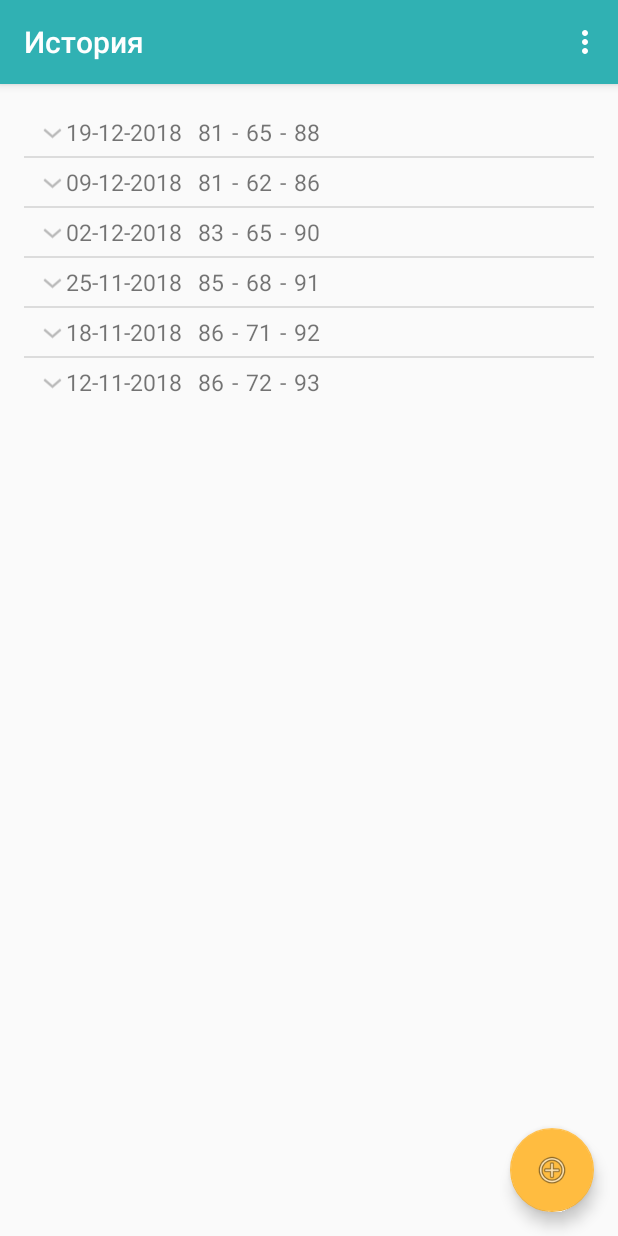
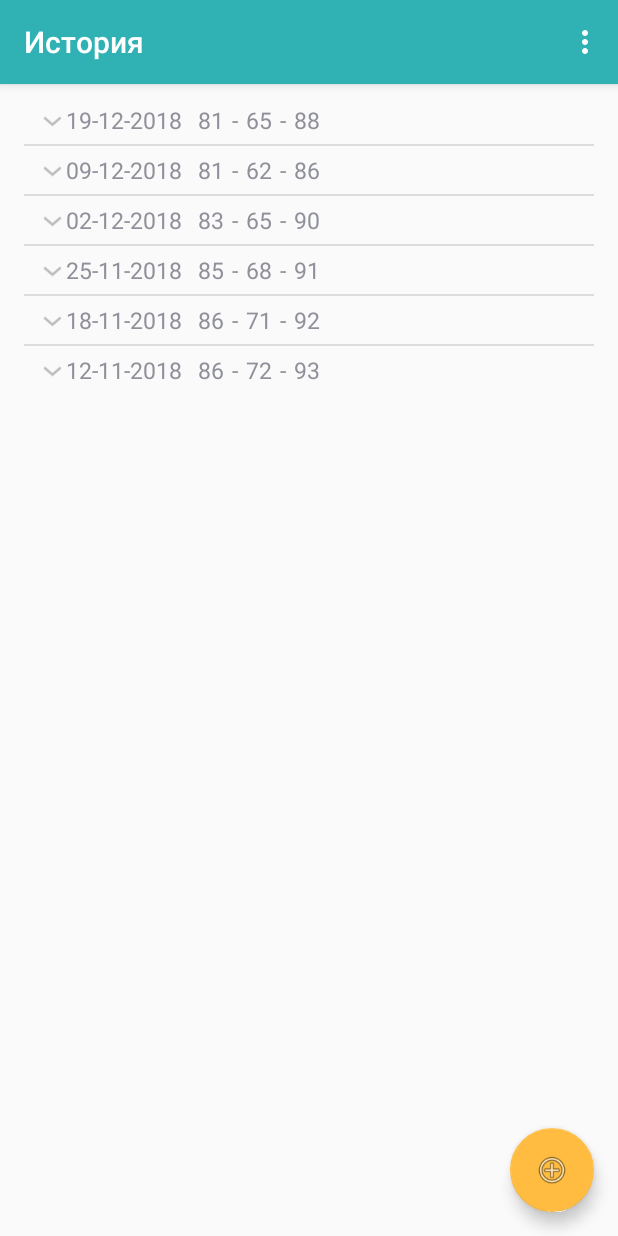
Before and after one commit to panda2000/WieghtDiary, an Android app: the screen it shows after launch (HistoryActivity), in the options menu, after a tap on "История", on a phone screen of 412 x 824 dp. Run offline under Robolectric (Android 15) with nearby library versions, the phone set to English and light mode, and no system bars; libraries missing offline, so code that uses them is left out: com.jjoe64.graphview.

Commit message:
Добавил фрагменты история и график

```diff
--- a/app/src/main/java/ru/pandaprg/wieghtdiary/HistoryActivity.java
+++ b/app/src/main/java/ru/pandaprg/wieghtdiary/HistoryActivity.java
@@ -1,8 +1,7 @@
 package ru.pandaprg.wieghtdiary;
 
-import android.content.Context;
+import android.app.FragmentTransaction;
 import android.content.Intent;
-import android.database.Cursor;
 import android.os.Bundle;
 import android.support.design.widget.FloatingActionButton;
 import android.support.v7.app.AppCompatActivity;
@@ -10,17 +9,17 @@ import android.support.v7.widget.Toolbar;
 import android.view.Menu;
 import android.view.MenuItem;
 import android.view.View;
-import android.widget.ExpandableListView;
-import android.widget.SimpleCursorAdapter;
-
-import static ru.pandaprg.wieghtdiary.R.id.tvTime;
 
 public class HistoryActivity extends AppCompatActivity {
 
-    private DB db;
-    ExpandableListView elvMain;
-    SimpleCursorAdapter scAdapter;
-    Cursor cursor;
+    final static public int typeTREND = 1;
+    final static public int typeHISTORY = 2;
+
+   // private DB db;
+
+    HistoryFragment historyFragment;
+    TrendFragment trendFragment;
+    FragmentTransaction fTrans;
 
     @Override
     protected void onCreate(Bundle savedInstanceState) {
@@ -28,6 +27,16 @@ public class HistoryActivity extends AppCompatActivity {
         setContentView(R.layout.activity_history);
         Toolbar toolbar = (Toolbar) findViewById(R.id.toolbar);
         setSupportActionBar(toolbar);
+
+        historyFragment = new HistoryFragment();
+        trendFragment = new TrendFragment();
+        fTrans = getFragmentManager().beginTransaction();
+        if (getIntent().getIntExtra("Type", 2) == typeHISTORY) {
+            fTrans.replace(R.id.fragment_content, historyFragment);
+        } else {
+            fTrans.replace(R.id.fragment_content, trendFragment);
+        }
+        fTrans.commit();
 
         FloatingActionButton fab = (FloatingActionButton) findViewById(R.id.fab);
         fab.setOnClickListener(new View.OnClickListener() {
@@ -40,73 +49,6 @@ public class HistoryActivity extends AppCompatActivity {
             }
         });
 
-        db = new DB(this);
-        db.open();
-        Cursor cursor = db.getAllDataLast();
-
-     //   startManagingCursor(cursor);
-
-        //// TODO: 25.12.18 добавить обработку даты
-
-        // формируем столбцы сопоставления для групп
-        String [] groupFrom = new String[]{
-                DB.COLUMN_DATE,
-                DB.COLUMN_BREAST,
-                //DB.COLUMN_UBREAST,
-                DB.COLUMN_WAIST,
-                //DB.COLUMN_BELLY,
-                DB.COLUMN_THIGH,
-                //DB.COLUMN_LEG,
-                //DB.COLUMN_WEIGHT
-        };
-
-        int [] groupTo = new int [] {
-                tvTime,
-                R.id.tvBreast,
-                //R.id.tvUBreast,
-                R.id.tvWaist,
-                //R.id.tvBelly,
-                R.id.tvThight,
-                //R.id.tvLeg,
-                //R.id.tvWeight
-        };
-
-        // формируем столбцы сопоставления для элементов
-        String [] childFrom = new String[]{
-                //DB.COLUMN_DATE,
-                DB.COLUMN_BREAST,
-                DB.COLUMN_UBREAST,
-                DB.COLUMN_WAIST,
-                DB.COLUMN_BELLY,
-                DB.COLUMN_THIGH,
-                DB.COLUMN_LEG,
-                DB.COLUMN_WEIGHT};
-
-        int [] childTo = new int [] {
-                //R.id.tvTime,
-                R.id.tvBreast,
-                R.id.tvUBreast,
-                R.id.tvWaist,
-                R.id.tvBelly,
-                R.id.tvThight,
-                R.id.tvLeg,
-                R.id.tvWeight};
-
-        // создаем адаптер и настраиваем список
-        /*
-        scAdapter = new SimpleCursorAdapter(this,R.layout.item, cursor,from,to);
-        ListView lvHistory = (ListView) findViewById(R.id.lvHistory);
-        lvHistory.setAdapter(scAdapter);*/
-
-
-
-        // создаем адаптер и настраиваем список
-        myCursorTreeAdapter myAdapter = new MyAdapter(this, cursor,
-                R.layout.item_group, groupFrom,
-                groupTo, R.layout.item_child, childFrom,
-                childTo);
-        elvMain = (ExpandableListView) findViewById(R.id.elvMain);
-        elvMain.setAdapter(myAdapter);
     }
 
     @Override
@@ -118,53 +60,28 @@ public class HistoryActivity extends AppCompatActivity {
 
     @Override
     public boolean onOptionsItemSelected(MenuItem item) {
-        // Handle action bar item clicks here. The action bar will
-        // automatically handle clicks on the Home/Up button, so long
-        // as you specify a parent activity in AndroidManifest.xml.
+
         int id = item.getItemId();
 
-        //noinspection SimplifiableIfStatement
         if (id == R.id.action_main) {
-        /*
-            Intent intent = new Intent(this, MainActivity.class);
-            startActivity(intent);*/
             finish();
             return true;
         }else if (id == R.id.action_trend) {
-
-            Intent intent = new Intent(this, TrendActivity.class);
-            startActivity(intent);
+            fTrans = getFragmentManager().beginTransaction();
+            fTrans.replace(R.id.fragment_content, trendFragment);
+            fTrans.commit();
             return true;
         }else if (id == R.id.action_history) {
-            /*
-            Intent intent = new Intent(this, HistoryActivity.class);
-            startActivity(intent);*/
+            fTrans = getFragmentManager().beginTransaction();
+            fTrans.replace(R.id.fragment_content, historyFragment);
+            fTrans.commit();
             return true;
         }
-        /* else if (id == R.id.action_settings) {
-            return true;
-        } else if (id == R.id.action_achive){
-            return true;
-        }*/
+
 
         return super.onOptionsItemSelected(item);
     }
 
-    class MyAdapter extends myCursorTreeAdapter {
 
-        public MyAdapter(Context context, Cursor cursor, int groupLayout,
-                         String[] groupFrom, int[] groupTo, int childLayout,
-                         String[] childFrom, int[] childTo) {
-            super(context, cursor, groupLayout, groupFrom, groupTo,
-                    childLayout, childFrom, childTo);
-        }
-
-        protected Cursor getChildrenCursor(Cursor groupCursor) {
-            // получаем курсор по элементам для конкретной группы
-            int idColumn = groupCursor.getColumnIndex(DB.COLUMN_ID);
-            return db.getMeasurementData(groupCursor.getInt(idColumn));
-        }
-
-    }
 
 }
--- /dev/null
+++ b/app/src/main/java/ru/pandaprg/wieghtdiary/HistoryFragment.java
@@ -0,0 +1,119 @@
+package ru.pandaprg.wieghtdiary;
+
+import android.app.Fragment;
+import android.content.Context;
+import android.database.Cursor;
+import android.os.Bundle;
+import android.view.LayoutInflater;
+import android.view.View;
+import android.view.ViewGroup;
+import android.widget.ExpandableListView;
+import android.widget.SimpleCursorAdapter;
+
+import static ru.pandaprg.wieghtdiary.R.id.tvTime;
+
+public class HistoryFragment extends Fragment {
+
+    private DB db;
+    ExpandableListView elvMain;
+    SimpleCursorAdapter scAdapter;
+    Cursor cursor;
+
+    @Override
+    public View onCreateView(LayoutInflater inflater, ViewGroup container,
+                             Bundle savedInstanceState) {
+
+
+        View view = inflater.inflate(R.layout.fragment_history, null);
+
+        db = new DB(getActivity().getBaseContext());
+        db.open();
+        Cursor cursor = db.getAllDataLast();
+        db.debugCursor (cursor);
+
+        //   startManagingCursor(cursor);
+
+        //// TODO: 25.12.18 добавить обработку даты
+
+        // формируем столбцы сопоставления для групп
+        String [] groupFrom = new String[]{
+                DB.COLUMN_DATE,
+                DB.COLUMN_BREAST,
+                //DB.COLUMN_UBREAST,
+                DB.COLUMN_WAIST,
+                //DB.COLUMN_BELLY,
+                DB.COLUMN_THIGH,
+                //DB.COLUMN_LEG,
+                //DB.COLUMN_WEIGHT
+        };
+
+        int [] groupTo = new int [] {
+                tvTime,
+                R.id.tvBreast,
+                //R.id.tvUBreast,
+                R.id.tvWaist,
+                //R.id.tvBelly,
+                R.id.tvThight,
+                //R.id.tvLeg,
+                //R.id.tvWeight
+        };
+
+        // формируем столбцы сопоставления для элементов
+        String [] childFrom = new String[]{
+                //DB.COLUMN_DATE,
+                DB.COLUMN_BREAST,
+                DB.COLUMN_UBREAST,
+                DB.COLUMN_WAIST,
+                DB.COLUMN_BELLY,
+                DB.COLUMN_THIGH,
+                DB.COLUMN_LEG,
+                DB.COLUMN_WEIGHT};
+
+        int [] childTo = new int [] {
+                //R.id.tvTime,
+                R.id.tvBreast,
+                R.id.tvUBreast,
+                R.id.tvWaist,
+                R.id.tvBelly,
+                R.id.tvThight,
+                R.id.tvLeg,
+                R.id.tvWeight};
+
+        // создаем адаптер и настраиваем список
+        /*
+        scAdapter = new SimpleCursorAdapter(this,R.layout.item, cursor,from,to);
+        ListView lvHistory = (ListView) findViewById(R.id.lvHistory);
+        lvHistory.setAdapter(scAdapter);*/
+
+
+
+        // создаем адаптер и настраиваем список
+        myCursorTreeAdapter myAdapter = new MyAdapter(getActivity().getBaseContext(), cursor,
+                R.layout.item_group, groupFrom,
+                groupTo, R.layout.item_child, childFrom,
+                childTo);
+
+        elvMain = (ExpandableListView) view.findViewById(R.id.elvMain);
+        elvMain.setAdapter(myAdapter);
+
+        return view;
+    }
+
+    class MyAdapter extends myCursorTreeAdapter {
+
+        public MyAdapter(Context context, Cursor cursor, int groupLayout,
+                         String[] groupFrom, int[] groupTo, int childLayout,
+                         String[] childFrom, int[] childTo) {
+            super(context, cursor, groupLayout, groupFrom, groupTo,
+                    childLayout, childFrom, childTo);
+        }
+
+        protected Cursor getChildrenCursor(Cursor groupCursor) {
+            // получаем курсор по элементам для конкретной группы
+            int idColumn = groupCursor.getColumnIndex(DB.COLUMN_ID);
+            return db.getMeasurementData(groupCursor.getInt(idColumn));
+        }
+
+    }
+
+}
--- a/app/src/main/java/ru/pandaprg/wieghtdiary/MainActivity.java
+++ b/app/src/main/java/ru/pandaprg/wieghtdiary/MainActivity.java
@@ -150,13 +150,14 @@ public class MainActivity extends AppCompatActivity implements View.OnClickListe
             return true;
         }else if (id == R.id.action_trend) {
 
-            Intent intent = new Intent(this, TrendActivity.class);
-            intent.putExtra("Data", String.valueOf(dataWieghtDiary));
+            Intent intent = new Intent(this, HistoryActivity.class);
+            intent.putExtra("Type", HistoryActivity.typeTREND);
             startActivity(intent);
             return true;
         }else if (id == R.id.action_history) {
 
             Intent intent = new Intent(this, HistoryActivity.class);
+            intent.putExtra("Type", HistoryActivity.typeHISTORY);
             startActivity(intent);
             return true;
         }
@@ -196,33 +197,4 @@ public class MainActivity extends AppCompatActivity implements View.OnClickListe
         //getSupportLoaderManager().restartLoader(0,null,lc);
     }
 
-    @Override
-    public void  onPause (){
-        super.onPause();
-        Log.d(logTag,"Pause");
-    }
-
-    @Override
-    public void  onStop (){
-        super.onStop();
-        Log.d(logTag,"Stop");
-    }
-
-    @Override
-    public void  onStart (){
-        super.onStart();
-        Log.d(logTag,"Start");
-    }
-
-    @Override
-    public void  onResume (){
-        super.onResume();
-        Log.d(logTag,"Resume");
-    }
-
-    @Override
-    public void  onDestroy (){
-        super.onDestroy();
-        Log.d(logTag,"Destroy");
-    }
 }
--- a/app/src/main/res/layout/activity_history.xml
+++ b/app/src/main/res/layout/activity_history.xml
@@ -20,8 +20,18 @@
             app:popupTheme="@style/AppTheme.PopupOverlay" />
 
     </android.support.design.widget.AppBarLayout>
+<!--
+    <include layout="@layout/content_history" />
+-->
 
-    <include layout="@layout/content_history" />
+    <FrameLayout
+        android:id="@+id/fragment_content"
+        android:layout_width="match_parent"
+        android:layout_height="match_parent"
+        android:layout_marginLeft="@dimen/activity_horizontal_margin"
+        android:layout_marginRight="@dimen/activity_horizontal_margin"
+        android:layout_marginTop="@android:dimen/notification_large_icon_height"
+        android:layout_marginBottom="@android:dimen/app_icon_size"></FrameLayout>
 
     <android.support.design.widget.FloatingActionButton
         android:id="@+id/fab"
--- /dev/null
+++ b/app/src/main/res/layout/fragment_history.xml
@@ -0,0 +1,14 @@
+<?xml version="1.0" encoding="utf-8"?>
+<LinearLayout
+    xmlns:android="http://schemas.android.com/apk/res/android"
+    android:layout_width="match_parent"
+    android:layout_height="match_parent"
+    android:orientation="vertical">
+
+    <ExpandableListView
+        android:id="@+id/elvMain"
+        android:layout_width="match_parent"
+        android:layout_height="wrap_content">
+    </ExpandableListView>
+
+</LinearLayout>
```
Also changed, not shown: app/src/main/java/ru/pandaprg/wieghtdiary/TrendFragment.java (added, +166 -0 lines), app/src/main/res/layout/fragment_trend.xml (added, +14 -0 lines).
